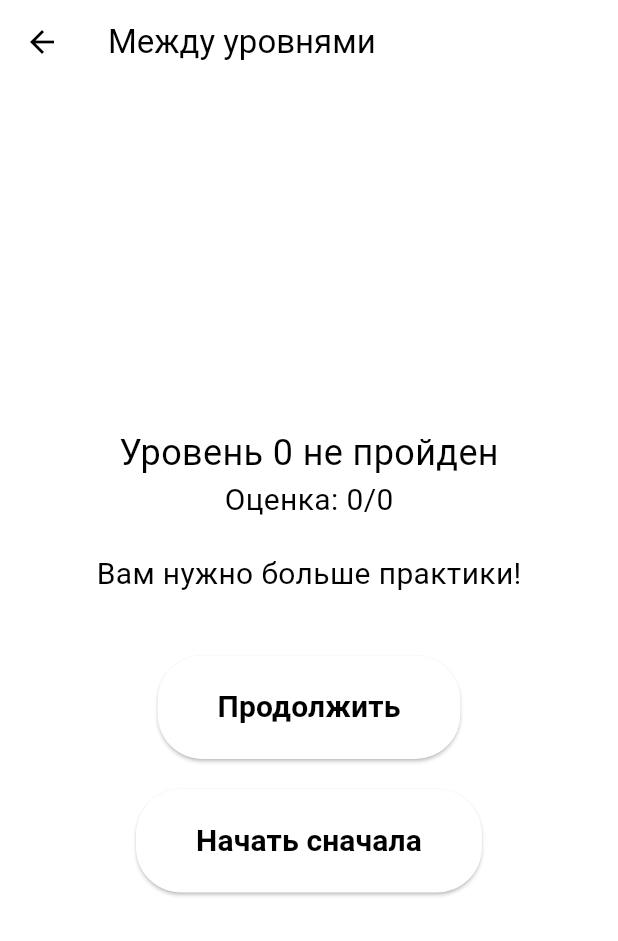
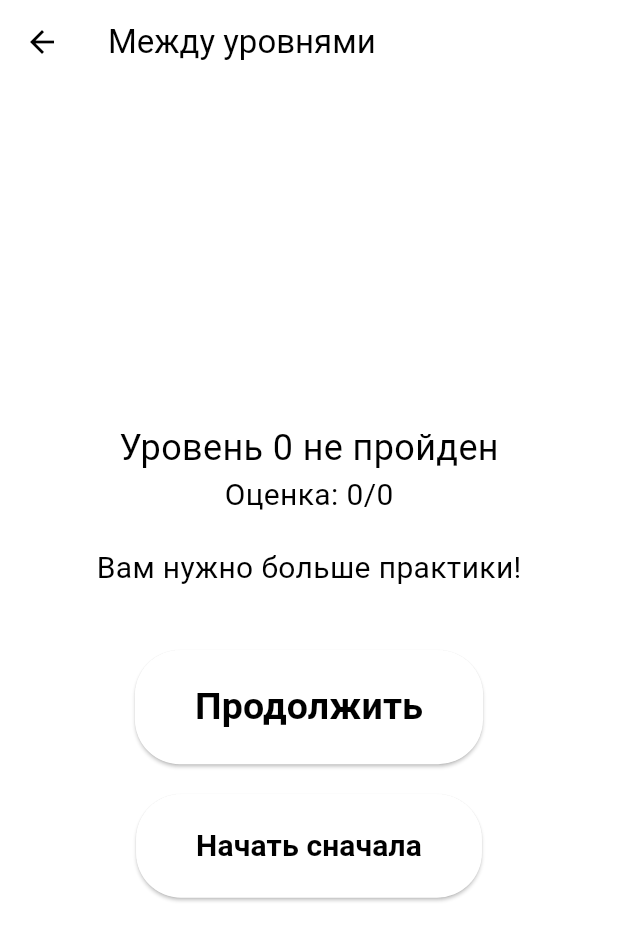
Before and after one commit to ShurikFW/language_learning_app-master, a Flutter app: the ScreenBetweenLevels screen opened directly with empty values, on a phone screen of 412 x 824 dp. Shown: the top 941 px of the screen. Run offline on Flutter 3.47's test engine with Material 3 defaults, Android fonts, the phone set to English and light mode, and no system bars; our stand-ins replace flip_card, shared_preferences; missing offline and left inert: flutter_animated_button; accounts and stored records are empty.

Commit message:
change design

```diff
--- a/lib/screen_between_levels.dart
+++ b/lib/screen_between_levels.dart
@@ -58,7 +58,7 @@ class ScreenBetweenLevels extends StatelessWidget {
               child: Text(
                 'Продолжить',
                 style: TextStyle(
-                  fontSize: 20,
+                  fontSize: 25,
                   color: Colors.black,
                   fontWeight: FontWeight.bold,
                 ),
```
Also changed, not shown: lib/homepage.dart (+2 -6 lines), lib/level_screen.dart (+8 -4 lines).
